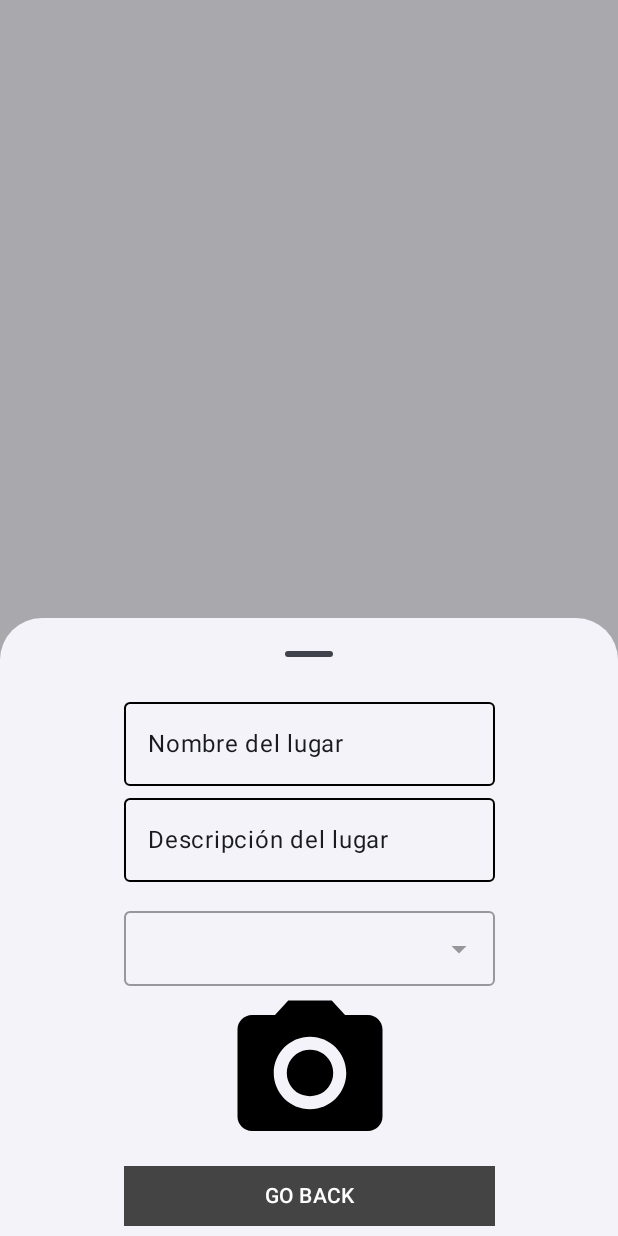
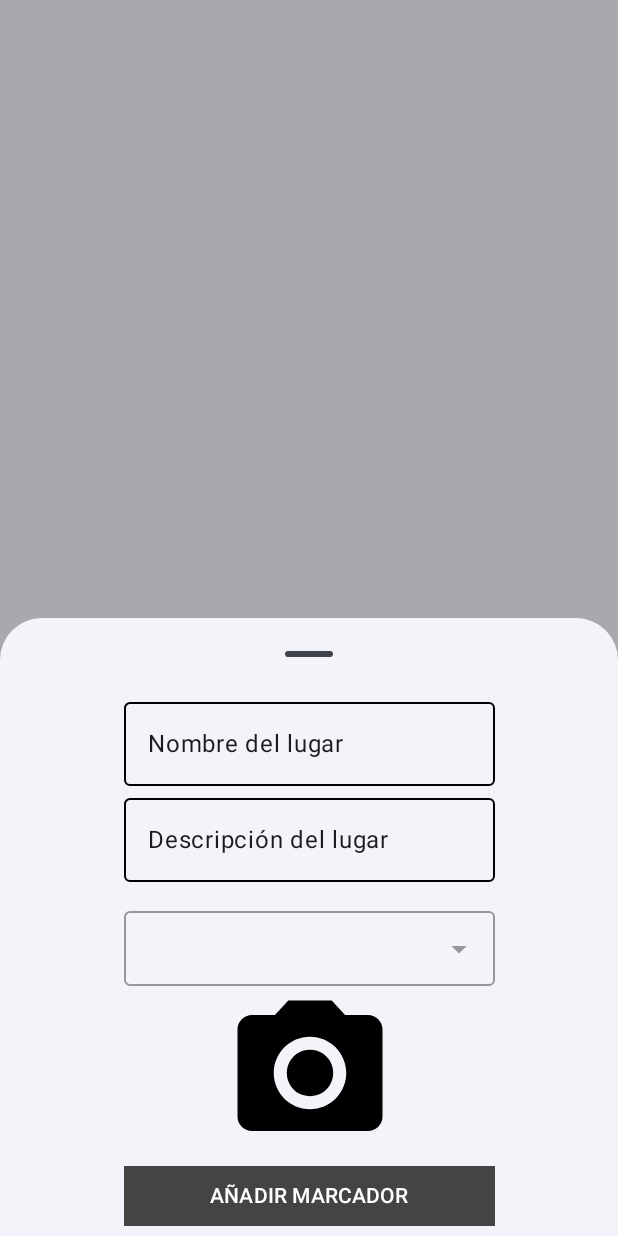
Before and after one commit to OrlandoChir/M08-UF2-P4-MapsApp-OrlandoChirinos, an Android app built with Jetpack Compose: the composable Bottom shown on its own in the app's theme, on a phone screen of 412 x 824 dp. Run offline under Robolectric (Android 15) with nearby library versions, the light colour scheme and no system bars; 5 statements that could not run were skipped.

Commit message:
EN TEORIA: Tengo las coordenadas

```diff
--- a/app/src/main/java/orlando/p4_mapsapp_orlandochirinos/view/Map.kt
+++ b/app/src/main/java/orlando/p4_mapsapp_orlandochirinos/view/Map.kt
@@ -39,6 +39,7 @@ import androidx.compose.material3.TopAppBar
 import androidx.compose.material3.rememberDrawerState
 import androidx.compose.material3.rememberModalBottomSheetState
 import androidx.compose.runtime.Composable
+import androidx.compose.runtime.collectAsState
 import androidx.compose.runtime.getValue
 import androidx.compose.runtime.mutableStateOf
 import androidx.compose.runtime.remember
@@ -84,7 +85,10 @@ fun MapGoogle(mapViewModel: MapViewmodel){
         GoogleMap(
             modifier = Modifier.fillMaxSize(),
             cameraPositionState = cameraPositionState,
-            onMapLongClick = { mapViewModel.showBottomSheet() } ) {
+            onMapLongClick = {  coordinates ->
+                mapViewModel.onMapLongClick(coordinates)
+                mapViewModel.showBottomSheet()
+            } ) {
 
             mapViewModel.UBICACIONES.forEach { ubicacion ->
                 Marker(
@@ -175,6 +179,8 @@ fun Bottom(mapViewModel: MapViewmodel){
     var nameOfPlace by remember { mutableStateOf("") }
     var description by remember { mutableStateOf("") }
 
+    val selectedLocation by mapViewModel.selectedLocation.collectAsState()
+
     ModalBottomSheet(
         onDismissRequest = { mapViewModel.showBottomSheet() },
         sheetState = sheetState ) {
@@ -192,7 +198,7 @@ fun Bottom(mapViewModel: MapViewmodel){
                     onValueChange = { nameOfPlace = it },
                     label = { Text("Nombre del lugar") },
                     colors = TextFieldDefaults.outlinedTextFieldColors(
-                        focusedBorderColor = Color.Green, unfocusedBorderColor = Color.Black
+                        focusedBorderColor = Color.Magenta, unfocusedBorderColor = Color.Black
                     )
                 )
 
@@ -201,7 +207,7 @@ fun Bottom(mapViewModel: MapViewmodel){
                     onValueChange = { description = it },
                     label = { Text("Descripción del lugar") },
                     colors = TextFieldDefaults.outlinedTextFieldColors(
-                        focusedBorderColor = Color.Green, unfocusedBorderColor = Color.Black
+                        focusedBorderColor = Color.Magenta, unfocusedBorderColor = Color.Black
                     )
                 )
 
@@ -209,29 +215,24 @@ fun Bottom(mapViewModel: MapViewmodel){
                 SelectCategories(mapViewModel)
 
                 Icon(
-                    modifier = Modifier
-                        .fillMaxWidth()
-                        .fillMaxHeight(0.2f)
+                    modifier = Modifier.fillMaxWidth().fillMaxHeight(0.2f)
                         .clickable { /*TODO*/ },
-                    imageVector = Icons.Filled.CameraAlt, contentDescription = "CAMERA"
-                )
+                    imageVector = Icons.Filled.CameraAlt, contentDescription = "CAMERA" )
 
                 Button(
-                    modifier = Modifier
-                        .align(Alignment.CenterHorizontally)
+                    modifier = Modifier.align(Alignment.CenterHorizontally)
                         .fillMaxWidth()
                         .fillMaxWidth(),
                     shape = RectangleShape,
                     colors = ButtonDefaults.buttonColors(Color.DarkGray),
                     onClick = {
                         scope.launch { sheetState.hide() }.invokeOnCompletion {
-                            if (!sheetState.isVisible) {
-                                mapViewModel.showBottomSheet()
-                            }
+                            if (!sheetState.isVisible) { mapViewModel.showBottomSheet() }
+
                         }
                     }
                 ) {
-                    Text("GO BACK") //Después tiene que añadir el marcador.
+                    Text("AÑADIR MARCADOR") //Después tiene que añadir el marcador.
                 }
                 Spacer(modifier = Modifier.fillMaxHeight(0.05f))
             }
```
Also changed, not shown: app/src/main/java/orlando/p4_mapsapp_orlandochirinos/ModelView/MapViewmodel.kt (+8 -0 lines).
